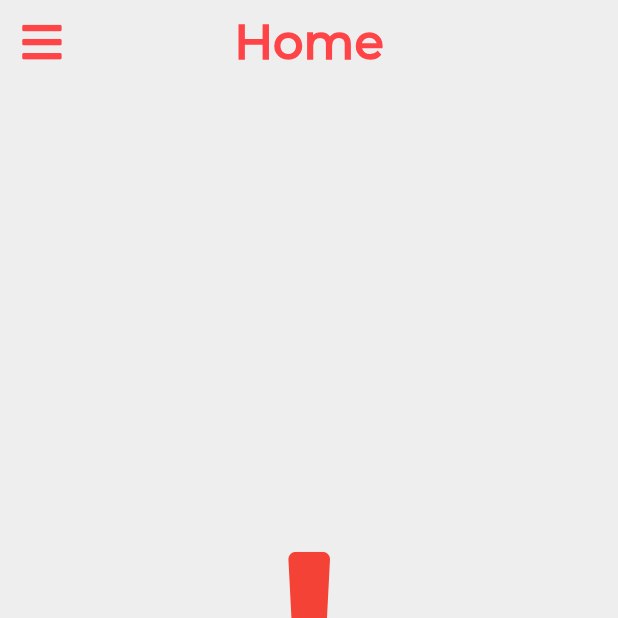
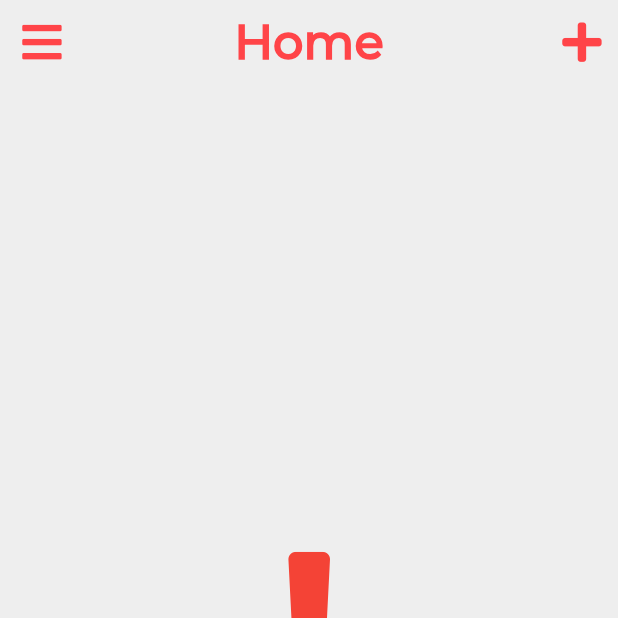
Before and after one commit to VarunSAthreya/Firefighter, a Flutter app: the SpotList screen opened by its route, in the side drawer, after a tap on "Home", on a phone screen of 412 x 824 dp, the top half of it. Run offline on Flutter 3.47's test engine with Material 2 defaults, Android fonts, the phone set to English and light mode, and no system bars; our stand-ins replace barcode_widget, cached_network_image, cloud_firestore, firebase_auth, firebase_core, firebase_storage and 8 more; missing offline and left inert: flutter_barcode_scanner, pedantic; accounts and stored records are empty.

Commit message:
Updared add UI's

```diff
--- a/lib/screens/home.dart
+++ b/lib/screens/home.dart
@@ -1,4 +1,5 @@
 import 'package:flutter/material.dart';
+import 'package:font_awesome_flutter/font_awesome_flutter.dart';
 
 import '../components/request_card.dart';
 import '../models/request.dart';
@@ -6,6 +7,7 @@ import '../services/database.dart';
 import '../widgets/custom_appbar.dart';
 import '../widgets/custom_drawer.dart';
 import '../widgets/error_message.dart';
+import 'add_request.dart';
 
 class HomePage extends StatelessWidget {
   static const String routeName = '/home';
@@ -14,10 +16,19 @@ class HomePage extends StatelessWidget {
   Widget build(BuildContext context) {
     return Scaffold(
       backgroundColor: Theme.of(context).backgroundColor,
-      appBar: const PreferredSize(
-        preferredSize: Size.fromHeight(60),
+      appBar: PreferredSize(
+        preferredSize: const Size.fromHeight(60),
         child: CustomAppBar(
           title: 'Home',
+          actions: [
+            IconButton(
+              onPressed: () =>
+                  Navigator.pushNamed(context, AddRequest.routeName),
+              icon: const Icon(
+                FontAwesomeIcons.plus,
+              ),
+            )
+          ],
         ),
       ),
       drawer: CustomDrawer(),
--- a/lib/screens/spot_list.dart
+++ b/lib/screens/spot_list.dart
@@ -1,4 +1,6 @@
+import 'package:firefighter/screens/add_spot.dart';
 import 'package:flutter/material.dart';
+import 'package:font_awesome_flutter/font_awesome_flutter.dart';
 
 import '../models/spot.dart';
 import '../services/database.dart';
@@ -15,10 +17,18 @@ class SpotList extends StatelessWidget {
   Widget build(BuildContext context) {
     return Scaffold(
       backgroundColor: Theme.of(context).backgroundColor,
-      appBar: const PreferredSize(
-        preferredSize: Size.fromHeight(60),
+      appBar: PreferredSize(
+        preferredSize: const Size.fromHeight(60),
         child: CustomAppBar(
           title: 'Spot List',
+          actions: [
+            IconButton(
+              onPressed: () => Navigator.pushNamed(context, AddSpot.routeName),
+              icon: const Icon(
+                FontAwesomeIcons.plus,
+              ),
+            )
+          ],
         ),
       ),
       drawer: CustomDrawer(),
--- a/lib/widgets/custom_drawer.dart
+++ b/lib/widgets/custom_drawer.dart
@@ -1,16 +1,19 @@
 import 'package:firefighter/screens/scan_qr.dart';
+import 'package:firefighter/screens/sign_in.dart';
+import 'package:firefighter/services/auth.dart';
 import 'package:flutter/material.dart';
+import 'package:flutter_hooks/flutter_hooks.dart';
 import 'package:font_awesome_flutter/font_awesome_flutter.dart';
+import 'package:hooks_riverpod/hooks_riverpod.dart';
 
 import '../screens/add_machine.dart';
-import '../screens/add_request.dart';
-import '../screens/add_spot.dart';
 import '../screens/home.dart';
 import '../screens/spot_list.dart';
 
-class CustomDrawer extends StatelessWidget {
+class CustomDrawer extends HookWidget {
   @override
   Widget build(BuildContext context) {
+    final _auth = useProvider(authProvider);
     return Drawer(
       child: Container(
         color: Theme.of(context).backgroundColor,
@@ -29,10 +32,9 @@ class CustomDrawer extends StatelessWidget {
                   Navigator.pushReplacementNamed(context, HomePage.routeName),
             ),
             _DrawerTile(
-              title: 'Add Spot',
-              iconData: FontAwesomeIcons.plus,
-              onTap: () =>
-                  Navigator.pushReplacementNamed(context, AddSpot.routeName),
+              title: 'All Spots',
+              iconData: FontAwesomeIcons.locationArrow,
+              onTap: () => Navigator.pushNamed(context, SpotList.routeName),
             ),
             _DrawerTile(
               title: 'Add Machine',
@@ -40,19 +42,17 @@ class CustomDrawer extends StatelessWidget {
               onTap: () => Navigator.pushNamed(context, AddMachine.routeName),
             ),
             _DrawerTile(
-              title: 'Add Request',
-              iconData: FontAwesomeIcons.plus,
-              onTap: () => Navigator.pushNamed(context, AddRequest.routeName),
-            ),
-            _DrawerTile(
-              title: 'All Spots',
-              iconData: FontAwesomeIcons.locationArrow,
-              onTap: () => Navigator.pushNamed(context, SpotList.routeName),
-            ),
-            _DrawerTile(
               title: 'Scan QR',
               iconData: FontAwesomeIcons.qrcode,
               onTap: () => Navigator.pushNamed(context, QRScanPage.routeName),
+            ),
+            _DrawerTile(
+              title: 'Log Out',
+              iconData: FontAwesomeIcons.signOutAlt,
+              onTap: () {
+                _auth.signOut();
+                Navigator.pushReplacementNamed(context, SignIn.routeName);
+              },
             ),
           ],
         ),
```
